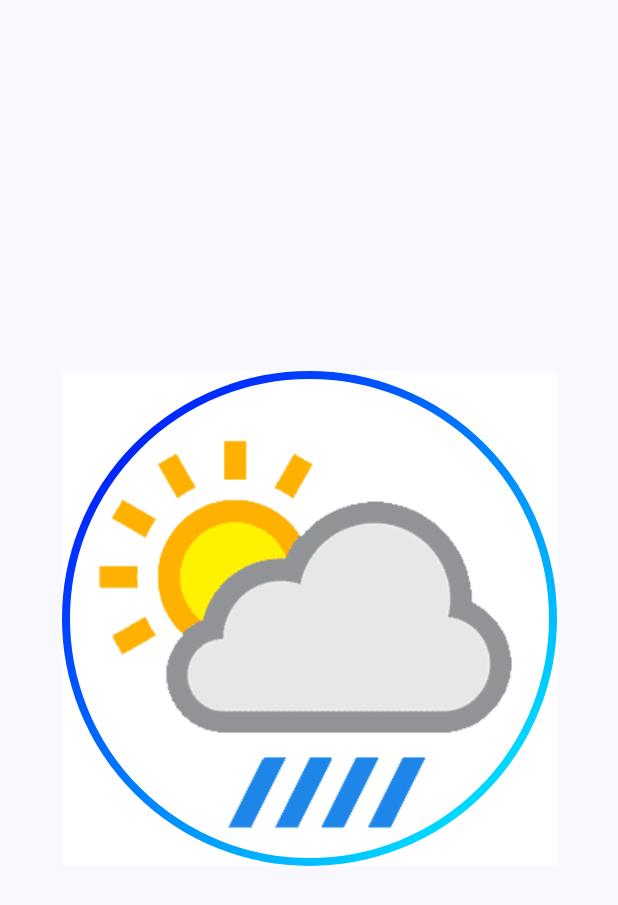
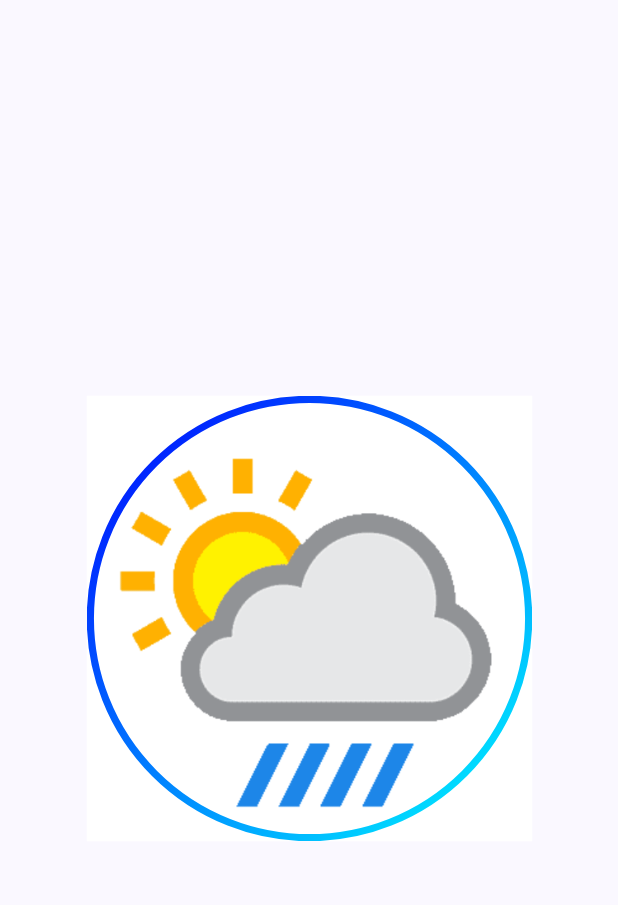
Before and after one commit to SergiuDornea/WeatherAppJetpackC, an Android app built with Jetpack Compose: the @Preview function GreetingPreview, on a phone screen of 412 x 824 dp. Shown: the top 905 px of the screen. Run offline under Robolectric (Android 15) with nearby library versions, the phone set to English and light mode, and no system bars; our stand-ins replace Dagger/Hilt's generated code.

Commit message:
1.2  SplashScreen animation 🔄

```diff
--- a/app/src/main/java/com/example/weatherapp/navigation/WeatherNavigation.kt
+++ b/app/src/main/java/com/example/weatherapp/navigation/WeatherNavigation.kt
@@ -5,6 +5,7 @@ import androidx.navigation.compose.NavHost
 import androidx.navigation.compose.composable
 import androidx.navigation.compose.rememberNavController
 import com.example.weatherapp.screens.WeatherSplashScreen
+import com.example.weatherapp.screens.WeatherMainScreen
 
 @Composable
 fun WeatherNavigation() {
@@ -14,5 +15,9 @@ fun WeatherNavigation() {
             // create the actual screen
             WeatherSplashScreen(navController = navController)
         }
+        composable(WeatherScreens.MainScreen.name){
+            // create the actual screen
+            WeatherMainScreen(navController = navController)
+        }
     }
 }
--- /dev/null
+++ b/app/src/main/java/com/example/weatherapp/screens/WeatherMainScreen.kt
@@ -0,0 +1,10 @@
+package com.example.weatherapp.screens
+
+import androidx.compose.material3.Text
+import androidx.compose.runtime.Composable
+import androidx.navigation.NavController
+
+@Composable
+fun WeatherMainScreen(navController: NavController){
+    Text(text = "Main screen")
+}
--- a/app/src/main/java/com/example/weatherapp/screens/WeatherSplashScreen.kt
+++ b/app/src/main/java/com/example/weatherapp/screens/WeatherSplashScreen.kt
@@ -1,22 +1,27 @@
 package com.example.weatherapp.screens
 
+import android.view.animation.OvershootInterpolator
+import androidx.compose.animation.core.tween
+import androidx.compose.foundation.BorderStroke
 import androidx.compose.foundation.Image
 import androidx.compose.foundation.border
 import androidx.compose.foundation.layout.Arrangement
-import androidx.compose.foundation.layout.Box
 import androidx.compose.foundation.layout.Column
-import androidx.compose.foundation.layout.fillMaxSize
-import androidx.compose.foundation.layout.fillMaxWidth
 import androidx.compose.foundation.layout.padding
 import androidx.compose.foundation.layout.size
 import androidx.compose.foundation.shape.CircleShape
+import androidx.compose.material3.MaterialTheme
 import androidx.compose.material3.Surface
 import androidx.compose.material3.Text
 import androidx.compose.runtime.Composable
+import androidx.compose.runtime.LaunchedEffect
+import androidx.compose.runtime.remember
 import androidx.compose.ui.Alignment
 import androidx.compose.ui.Modifier
+import androidx.compose.ui.draw.scale
 import androidx.compose.ui.graphics.Brush
 import androidx.compose.ui.graphics.Color
+import androidx.compose.ui.layout.ContentScale
 import androidx.compose.ui.res.painterResource
 import androidx.compose.ui.text.font.FontWeight
 import androidx.compose.ui.tooling.preview.Preview
@@ -25,14 +30,35 @@ import androidx.compose.ui.unit.sp
 import androidx.navigation.NavController
 import androidx.navigation.compose.rememberNavController
 import com.example.weatherapp.R
+import com.example.weatherapp.navigation.WeatherScreens
+import kotlinx.coroutines.delay
 
 @Preview(showBackground = true)
 @Composable
 fun WeatherSplashScreen(navController: NavController = rememberNavController()){
+// to control the state of our animation
+    val scale = remember {
+        androidx.compose.animation.core.Animatable(0f)
+    }
+
+    LaunchedEffect(key1 = true, block ={
+        scale.animateTo(
+            targetValue = 0.9f,
+            animationSpec = tween(
+                durationMillis = 800,
+                easing = {
+                OvershootInterpolator(8f).getInterpolation(it)
+            }))
+        delay(2000L)
+        navController.navigate(route = WeatherScreens.MainScreen.name)
+
+    } )
+
     Surface(
         modifier = Modifier
             .padding(15.dp)
-            .size(330.dp),
+            .size(330.dp)
+            .scale(scale.value),
         color = Color.White
     ) {
         Column(
```
